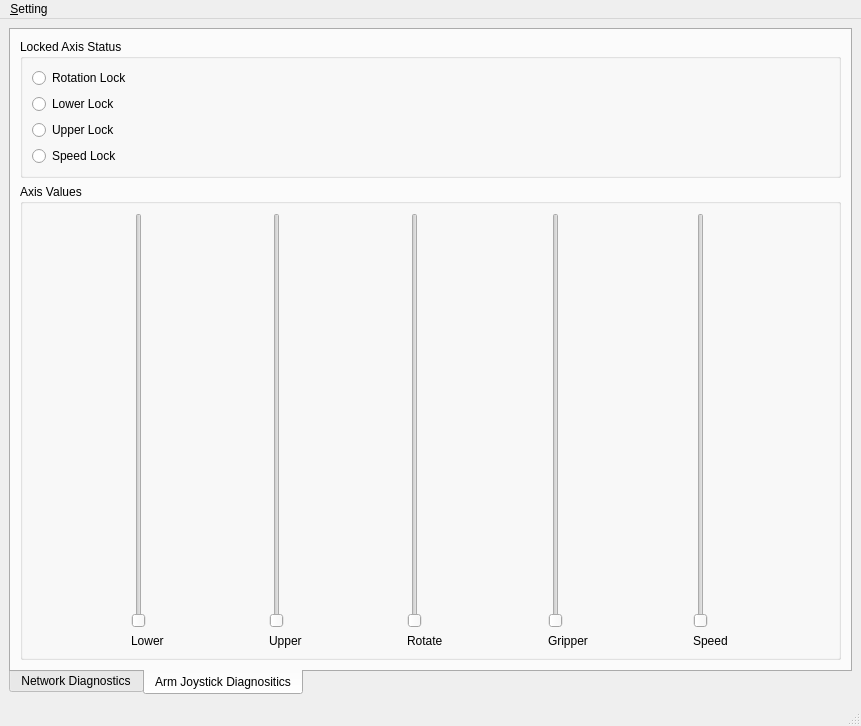
Uvic-Robotics-Club/RoverArm, file src/Main Window.ui: the form before one commit.
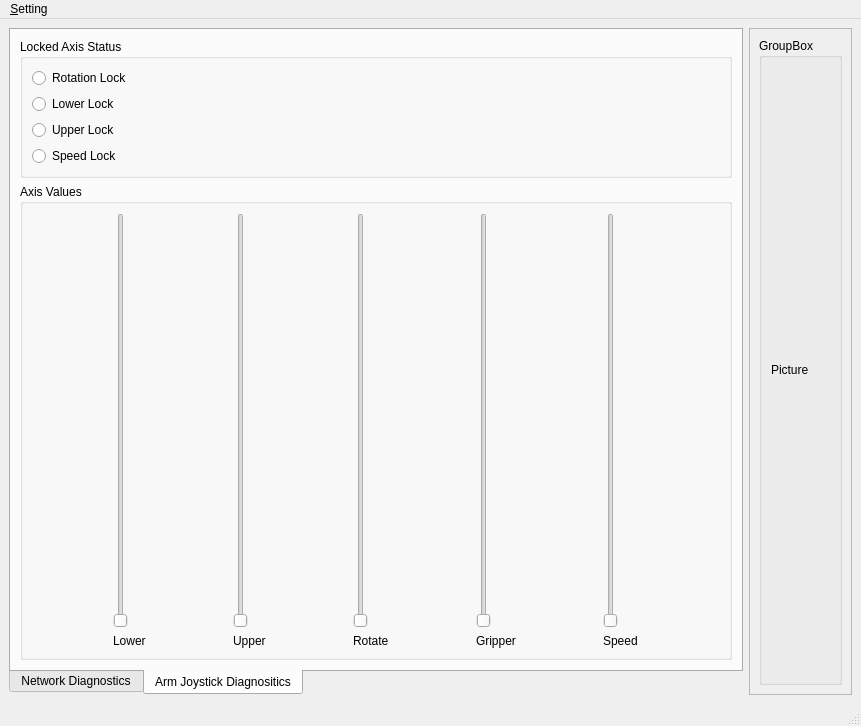
The form after the commit. The open tabs and pages were chosen to show the change.

Patch:
```diff
--- a/src/Main Window.ui
+++ b/src/Main Window.ui
@@ -420,6 +420,34 @@
       </widget>
      </widget>
     </item>
+    <item row="0" column="2">
+     <widget class="QFrame" name="frame">
+      <property name="frameShape">
+       <enum>QFrame::StyledPanel</enum>
+      </property>
+      <property name="frameShadow">
+       <enum>QFrame::Raised</enum>
+      </property>
+      <layout class="QVBoxLayout" name="verticalLayout">
+       <item>
+        <widget class="QGroupBox" name="groupBox_2">
+         <property name="title">
+          <string>GroupBox</string>
+         </property>
+         <layout class="QVBoxLayout" name="verticalLayout_4">
+          <item>
+           <widget class="QLabel" name="picture_placeholder">
+            <property name="text">
+             <string>Picture</string>
+            </property>
+           </widget>
+          </item>
+         </layout>
+        </widget>
+       </item>
+      </layout>
+     </widget>
+    </item>
    </layout>
   </widget>
   <widget class="QMenuBar" name="menubar">
```
Left out of the diff: 2 changed lines with no effect on the pictures.
